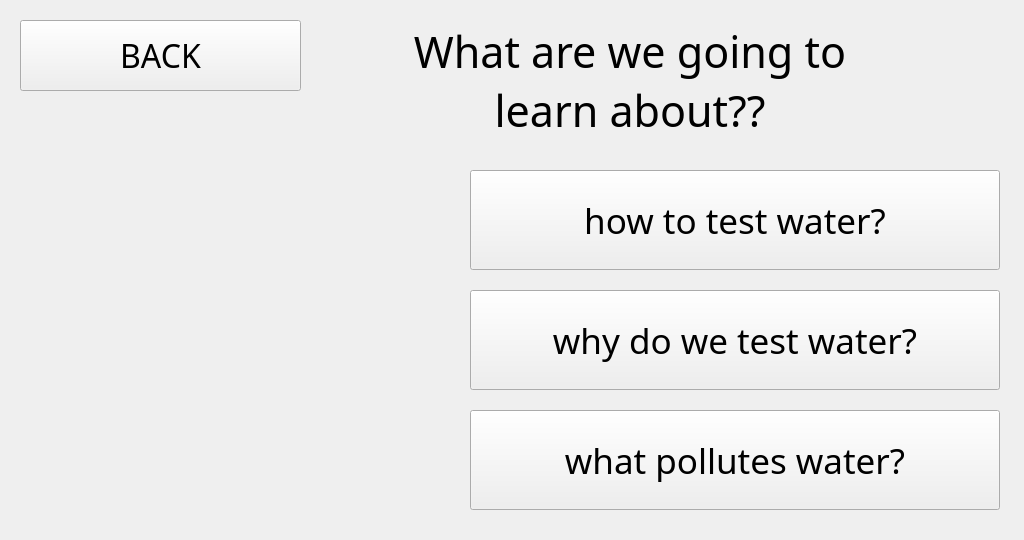
The window that QtDesignerFiles/Learning.ui (hayrayl/AquaQuestSoftware) describes before a commit, drawn with Qt 5.
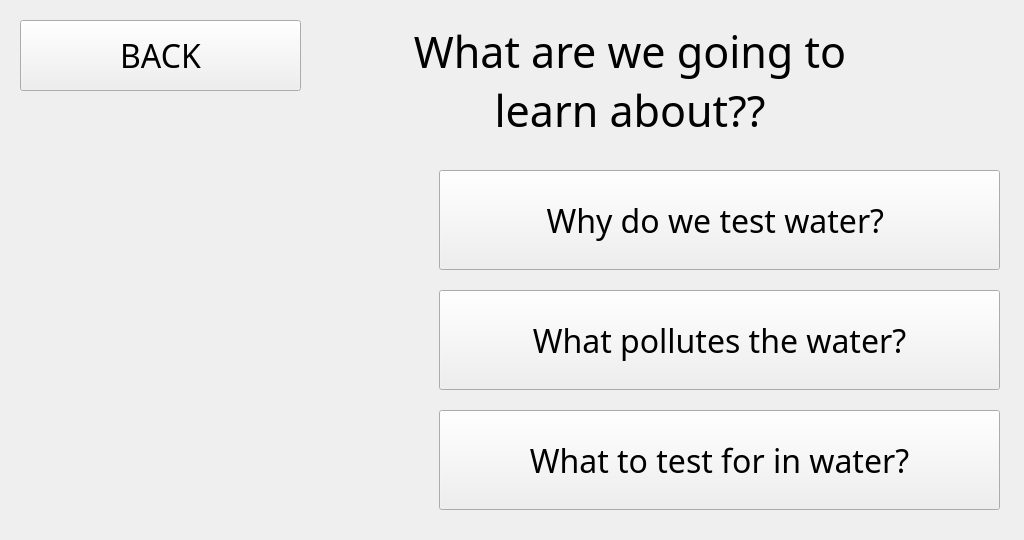
The same window after the commit.

Commit message: updated the learning module

Diff of the .ui file:
```diff
--- a/QtDesignerFiles/Learning.ui
+++ b/QtDesignerFiles/Learning.ui
@@ -43,52 +43,19 @@
     <bool>true</bool>
    </property>
   </widget>
-  <widget class="QPushButton" name="pushButton_L_parameters">
-   <property name="geometry">
-    <rect>
-     <x>470</x>
-     <y>170</y>
-     <width>530</width>
-     <height>100</height>
-    </rect>
-   </property>
-   <property name="font">
-    <font>
-     <family>Cooper Black</family>
-     <pointsize>26</pointsize>
-     <weight>50</weight>
-     <bold>false</bold>
-    </font>
-   </property>
-   <property name="layoutDirection">
-    <enum>Qt::LeftToRight</enum>
-   </property>
-   <property name="text">
-    <string>how to test water?</string>
-   </property>
-   <property name="iconSize">
-    <size>
-     <width>16</width>
-     <height>16</height>
-    </size>
-   </property>
-   <property name="autoDefault">
-    <bool>false</bool>
-   </property>
-  </widget>
   <widget class="QPushButton" name="pushButton_L_whyTest">
    <property name="geometry">
     <rect>
-     <x>470</x>
-     <y>290</y>
-     <width>530</width>
+     <x>439</x>
+     <y>170</y>
+     <width>561</width>
      <height>100</height>
     </rect>
    </property>
    <property name="font">
     <font>
      <family>Cooper Black</family>
-     <pointsize>26</pointsize>
+     <pointsize>24</pointsize>
      <weight>50</weight>
      <bold>false</bold>
     </font>
@@ -97,7 +64,7 @@
     <enum>Qt::LeftToRight</enum>
    </property>
    <property name="text">
-    <string>why do we test water?</string>
+    <string>Why do we test water? </string>
    </property>
    <property name="iconSize">
     <size>
@@ -112,16 +79,49 @@
   <widget class="QPushButton" name="pushButton_L_what_pollutes">
    <property name="geometry">
     <rect>
-     <x>470</x>
+     <x>439</x>
+     <y>290</y>
+     <width>561</width>
+     <height>100</height>
+    </rect>
+   </property>
+   <property name="font">
+    <font>
+     <family>Cooper Black</family>
+     <pointsize>24</pointsize>
+     <weight>50</weight>
+     <bold>false</bold>
+    </font>
+   </property>
+   <property name="layoutDirection">
+    <enum>Qt::LeftToRight</enum>
+   </property>
+   <property name="text">
+    <string>What pollutes the water?</string>
+   </property>
+   <property name="iconSize">
+    <size>
+     <width>16</width>
+     <height>16</height>
+    </size>
+   </property>
+   <property name="autoDefault">
+    <bool>false</bool>
+   </property>
+  </widget>
+  <widget class="QPushButton" name="pushButton_L_parameters">
+   <property name="geometry">
+    <rect>
+     <x>439</x>
      <y>410</y>
-     <width>530</width>
+     <width>561</width>
      <height>100</height>
     </rect>
    </property>
    <property name="font">
     <font>
      <family>Cooper Black</family>
-     <pointsize>26</pointsize>
+     <pointsize>24</pointsize>
      <weight>50</weight>
      <bold>false</bold>
     </font>
@@ -130,7 +130,7 @@
     <enum>Qt::LeftToRight</enum>
    </property>
    <property name="text">
-    <string>what pollutes water?</string>
+    <string>What to test for in water?</string>
    </property>
    <property name="iconSize">
     <size>
```
Left out of the diff: 2 changed lines with no effect on the pictures. The commit also changes 6 other files.
